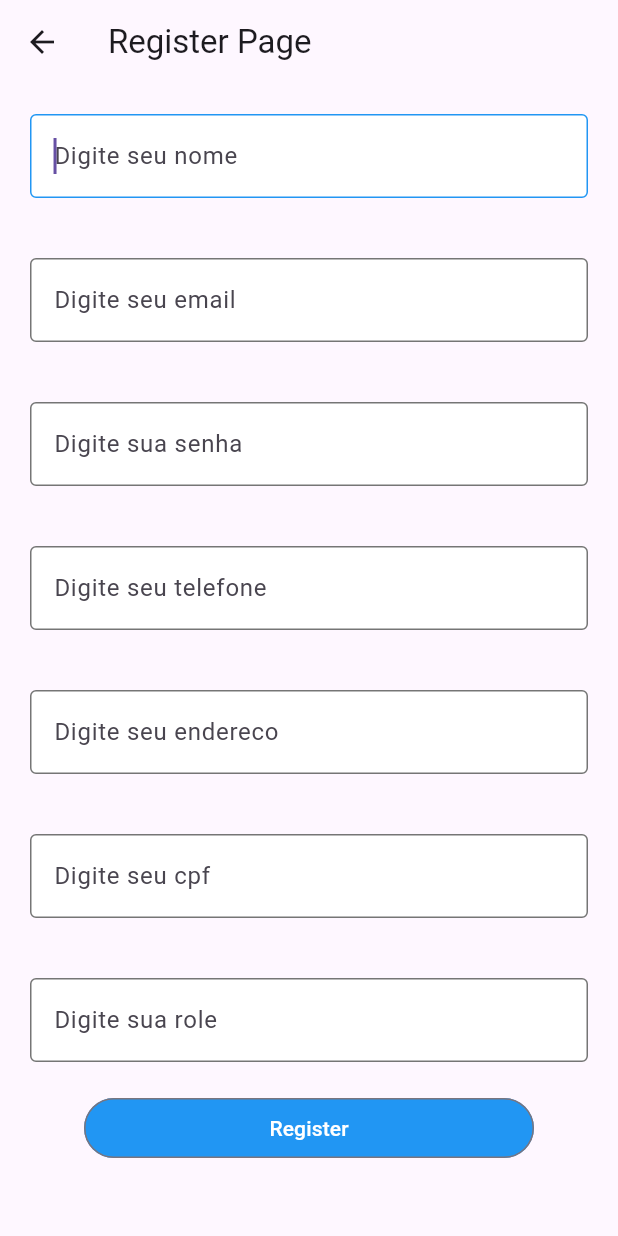
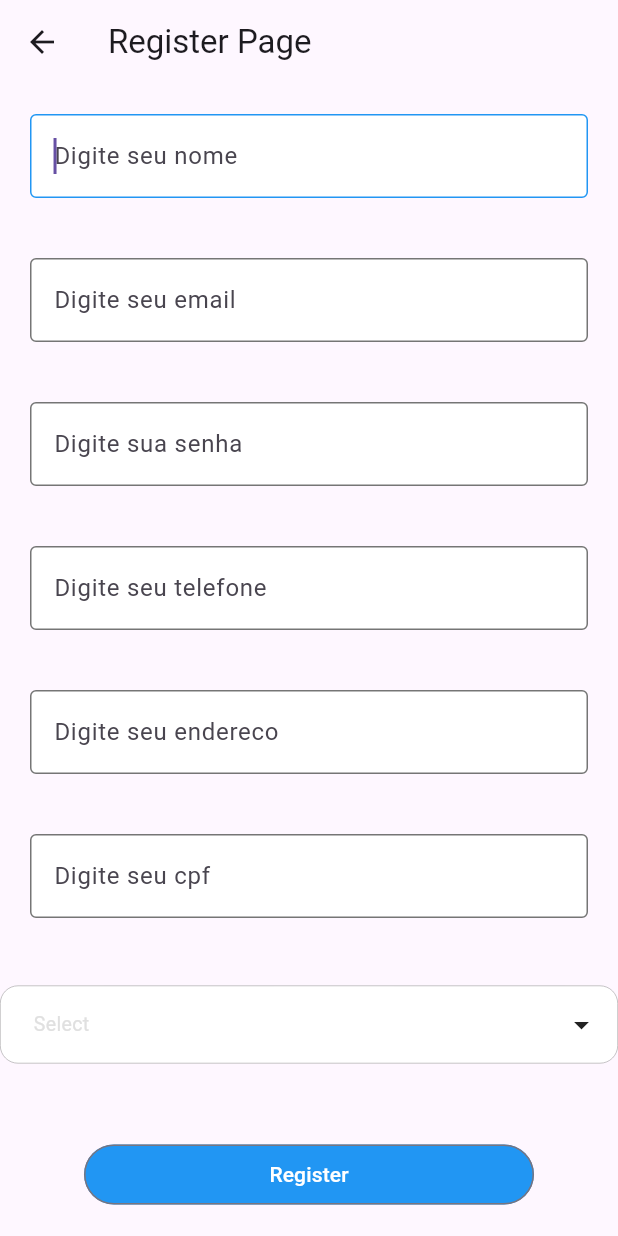
Before and after one commit to goisbrunoaugusto/EventManagerApp, a Flutter app: the screen it shows after launch, after a tap on "Registrar", on a phone screen of 412 x 824 dp. Run offline on Flutter 3.47's test engine with Material 3 defaults, Android fonts, the phone set to English and light mode, and no system bars; drawn by our look-alikes of multi_dropdown; network calls fail.

Commit message:
Multi selecao para as roles, refatoracao e melhora dos alert dialogs

```diff
--- a/lib/components/my_button.dart
+++ b/lib/components/my_button.dart
@@ -4,7 +4,7 @@ class MyButton extends StatelessWidget {
   const MyButton(
       {super.key, required this.buttonText, required this.buttonFunction});
 
-  final Function buttonFunction;
+  final dynamic buttonFunction;
   final String buttonText;
 
   @override
--- /dev/null
+++ b/lib/components/my_multi_selection_box.dart
@@ -0,0 +1,34 @@
+import 'package:flutter/material.dart';
+import 'package:multi_dropdown/multiselect_dropdown.dart';
+
+class MyMultiSelectionBox extends StatefulWidget {
+  final controller;
+  final Map<String, String> items;
+  const MyMultiSelectionBox(
+      {super.key, required this.controller, required this.items});
+
+  @override
+  State<MyMultiSelectionBox> createState() {
+    return _MyMultiSelectionBox();
+  }
+}
+
+class _MyMultiSelectionBox extends State<MyMultiSelectionBox> {
+  List<ValueItem> generateOptions() {
+    List<ValueItem> options = [];
+    widget.items.forEach((key, value) {
+      options.add(ValueItem(label: key, value: value));
+    });
+    return options;
+  }
+
+  @override
+  Widget build(BuildContext context) {
+    return MultiSelectDropDown(
+      onOptionSelected: (selectedOptions) {},
+      options: generateOptions(),
+      controller: widget.controller,
+      selectionType: SelectionType.multi,
+    );
+  }
+}
--- a/lib/main.dart
+++ b/lib/main.dart
@@ -1,6 +1,20 @@
 import 'package:flutter/material.dart';
-import 'pages_state.dart';
+import 'package:projeto_eventos/pages/login_page.dart';
+import 'package:projeto_eventos/pages/home_page.dart';
+import 'package:projeto_eventos/pages/register_page.dart';
 
 void main() {
-  runApp(const Pages());
+  runApp(const MyApp());
 }
+
+class MyApp extends StatelessWidget {
+  const MyApp({super.key});
+
+  @override
+  Widget build(BuildContext context) {
+    return MaterialApp(home: const LoginPage(), routes: <String, WidgetBuilder>{
+      '/home': (BuildContext context) => const HomePage(),
+      '/register': (BuildContext context) => const RegisterPage(),
+    });
+  }
+}
--- a/lib/pages/login_page.dart
+++ b/lib/pages/login_page.dart
@@ -6,8 +6,9 @@ import 'package:projeto_eventos/components/my_alert_dialog.dart';
 import 'package:projeto_eventos/model/user_model.dart';
 import 'package:projeto_eventos/pages/home_page.dart';
 import 'package:projeto_eventos/pages/register_page.dart';
-import '../components/my_textfield.dart';
-import '../components/my_button.dart';
+import 'package:projeto_eventos/components/my_textfield.dart';
+import 'package:projeto_eventos/components/my_button.dart';
+import "package:projeto_eventos/service/navigation.dart";
 
 class LoginPage extends StatefulWidget {
   const LoginPage({super.key});
@@ -33,7 +34,7 @@ class _LoginPageState extends State<LoginPage> {
         }));
     final reponseJson = jsonDecode(response.body);
     if (response.statusCode == 200) {
-      navigateHome();
+      Navigator.pushNamed(context, '/');
     } else {
       showDialog(
           context: context,
@@ -46,25 +47,17 @@ class _LoginPageState extends State<LoginPage> {
     return reponseJson;
   }
 
+  void navigateRegister() async {
+    Navigator.pushNamed(context, '/register');
+  }
+
   void validation() {
     loginUserJson(usernameController.text, passwordController.text);
   }
 
-  void navigateRegister() {
-    Navigator.push(
-        context, MaterialPageRoute(builder: (context) => const RegisterPage()));
-  }
-
-  void navigateHome() {
-    Navigator.push(
-        context, MaterialPageRoute(builder: (context) => const HomePage()));
-  }
-
   @override
   Widget build(BuildContext context) {
-    return MaterialApp(
-      title: 'Teste login',
-      home: Scaffold(
+    return Scaffold(
       backgroundColor: Colors.grey.shade200,
       body: SafeArea(
         child: Center(
@@ -99,7 +92,6 @@ class _LoginPageState extends State<LoginPage> {
           ),
         ),
       ),
-      ),
     );
   }
 }
--- a/lib/pages/register_page.dart
+++ b/lib/pages/register_page.dart
@@ -1,11 +1,13 @@
 import 'dart:convert';
 
 import 'package:flutter/material.dart';
+import 'package:multi_dropdown/multiselect_dropdown.dart';
 import 'package:projeto_eventos/components/my_alert_dialog.dart';
 import 'package:projeto_eventos/components/my_button.dart';
 import 'package:projeto_eventos/model/user_model.dart';
 import '../components/my_textfield.dart';
 import 'package:http/http.dart' as http;
+import 'package:projeto_eventos/components/my_multi_selection_box.dart';
 
 class RegisterPage extends StatefulWidget {
   const RegisterPage({super.key});
@@ -14,9 +16,8 @@ class RegisterPage extends StatefulWidget {
   State<RegisterPage> createState() => _RegisterPageState();
 }
 
-Future<UserModel> registerUserJson(String name, String password, String email,
+Future<UserModel?> registerUserJson(String name, String password, String email,
     List roles, String phone, String cpf, BuildContext context) async {
-  print("Entrou no registerUserJson");
   var url = Uri.parse("http://10.0.2.2:8080/auth/signup");
   var response = await http.post(url,
       headers: <String, String>{"Content-Type": "application/json"},
@@ -24,7 +25,7 @@ Future<UserModel> registerUserJson(String name, String password, String email,
         "username": name,
         "password": password,
         "email": email,
-        "cpf": cpf ?? "",
+        "cpf": cpf,
         "phone": phone ?? "",
         "roles": roles,
       }));
@@ -35,12 +36,34 @@ Future<UserModel> registerUserJson(String name, String password, String email,
         barrierDismissible: true,
         builder: (BuildContext context) {
           return MyAlertDialog(
-              title: 'Backend Response', content: response.body);
+            title: 'Sucesso!',
+            content: "Registro realizado com sucesso!",
+            actions: <Widget>[
+              TextButton(
+                  onPressed: () {
+                    Navigator.pushNamed(context, '/');
+                  },
+                  child: const Text("Ok"))
+            ],
+          );
         });
   } else {
-    throw Error;
+    showDialog(
+        context: context,
+        barrierDismissible: true,
+        builder: (BuildContext context) {
+          return MyAlertDialog(
+              title: 'Ops!',
+              content: "Nao foi possivel realizar seu registro.",
+              actions: <Widget>[
+                TextButton(
+                    onPressed: () {
+                      Navigator.pop(context);
+                    },
+                    child: const Text("Ok"))
+              ]);
+        });
   }
-  return responseJson;
 }
 
 class _RegisterPageState extends State<RegisterPage> {
@@ -51,15 +74,21 @@ class _RegisterPageState extends State<RegisterPage> {
   final addressController = TextEditingController();
   final cpfController = TextEditingController();
   final roleController = TextEditingController();
+  final List<String> roles = [""];
+  final multiSelectionBoxController = MultiSelectController();
 
   void registerUser() {
-    List<String> roles = [roleController.text];
-    print("Entrou no registerUser");
+    List<dynamic> roles = multiSelectionBoxController.selectedOptions;
+    List roles2 = [];
+    roles.forEach((element) {
+      roles2.add(element.value);
+    });
+
     registerUserJson(
         usernameController.text,
         passwordController.text,
         emailController.text,
-        roles,
+        roles2,
         phoneController.text,
         cpfController.text,
         context);
@@ -105,10 +134,22 @@ class _RegisterPageState extends State<RegisterPage> {
                 obscuredText: false,
                 controller: cpfController,
               ),
-              MyTextField(
-                hintText: 'Digite sua role',
-                obscuredText: false,
-                controller: roleController,
+              const SizedBox(
+                height: 25,
+              ),
+              MyMultiSelectionBox(
+                  controller: multiSelectionBoxController,
+                  items: const <String, String>{
+                    'Usuario': 'ROLE_USER',
+                    'Organizador': 'ROLE_ORGANIZER'
+                  }),
+              // MyTextField(
+              //   hintText: 'Digite sua role',
+              //   obscuredText: false,
+              //   controller: roleController,
+              // ),
+              const SizedBox(
+                height: 50,
               ),
               MyButton(buttonText: 'Register', buttonFunction: registerUser),
             ]),
--- a/pubspec.yaml
+++ b/pubspec.yaml
@@ -36,6 +36,7 @@ dependencies:
   # Use with the CupertinoIcons class for iOS style icons.
   cupertino_icons: ^1.0.6
   http: ^1.2.1
+  multi_dropdown: ^2.1.4
 
 dev_dependencies:
   flutter_test:
```
Also changed, not shown: lib/components/my_alert_dialog.dart (+9 -8 lines), lib/service/navigation.dart (added, +11 -0 lines), pubspec.lock, 1 other file. Lines whose indentation alone changed are shown as unchanged.
